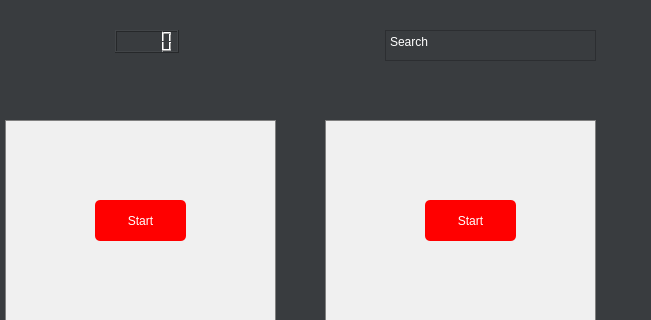
Above: mainwindow.ui from lvnh2003/Hospital_Tracking before the change; both pictures show x 635 to 1286 and y 0 to 320 of the 1286 by 661 pixel window. Below: the same form after it.
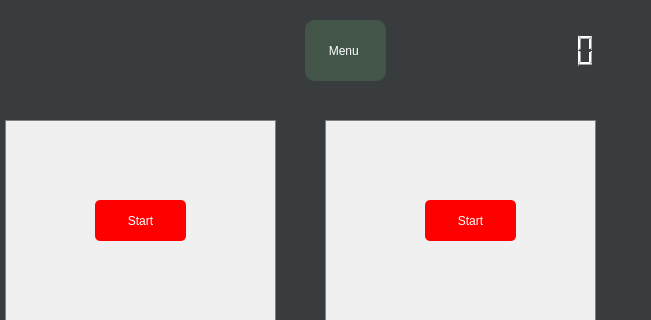
That is the form after the change.

```diff
--- a/mainwindow.ui
+++ b/mainwindow.ui
@@ -340,27 +340,46 @@
      <enum>Qt::Vertical</enum>
     </property>
    </widget>
-   <widget class="QPlainTextEdit" name="plainTextEdit">
+   <widget class="QLCDNumber" name="time_clock">
     <property name="geometry">
      <rect>
-      <x>1020</x>
+      <x>1070</x>
       <y>30</y>
-      <width>211</width>
-      <height>31</height>
+      <width>171</width>
+      <height>41</height>
      </rect>
     </property>
-    <property name="plainText">
-     <string>Search</string>
+    <property name="font">
+     <font>
+      <family>was@peenang</family>
+      <pointsize>10</pointsize>
+      <weight>75</weight>
+      <bold>true</bold>
+     </font>
     </property>
-   </widget>
-   <widget class="QLCDNumber" name="lcdNumber">
-    <property name="geometry">
-     <rect>
-      <x>750</x>
-      <y>30</y>
-      <width>64</width>
-      <height>23</height>
-     </rect>
+    <property name="mouseTracking">
+     <bool>false</bool>
+    </property>
+    <property name="layoutDirection">
+     <enum>Qt::LeftToRight</enum>
+    </property>
+    <property name="autoFillBackground">
+     <bool>false</bool>
+    </property>
+    <property name="styleSheet">
+     <string notr="true">color: white;</string>
+    </property>
+    <property name="frameShape">
+     <enum>QFrame::NoFrame</enum>
+    </property>
+    <property name="frameShadow">
+     <enum>QFrame::Raised</enum>
+    </property>
+    <property name="smallDecimalPoint">
+     <bool>true</bool>
+    </property>
+    <property name="digitCount">
+     <number>8</number>
     </property>
    </widget>
    <widget class="QWidget" name="horizontalLayoutWidget">
@@ -473,6 +492,25 @@
      </item>
     </layout>
    </widget>
+   <widget class="QPushButton" name="menuwindow_Btn">
+    <property name="geometry">
+     <rect>
+      <x>940</x>
+      <y>20</y>
+      <width>81</width>
+      <height>61</height>
+     </rect>
+    </property>
+    <property name="toolTip">
+     <string>&lt;html&gt;&lt;head/&gt;&lt;body&gt;&lt;p&gt;Click here to open menu window&lt;/p&gt;&lt;/body&gt;&lt;/html&gt;</string>
+    </property>
+    <property name="styleSheet">
+     <string notr="true">border-radius: 10; background-color: rgb(66, 85, 72);text-align: center</string>
+    </property>
+    <property name="text">
+     <string>Menu </string>
+    </property>
+   </widget>
   </widget>
   <widget class="QStatusBar" name="statusbar"/>
  </widget>
```
Left out of the diff: 6 changed lines with no effect on the pictures.
